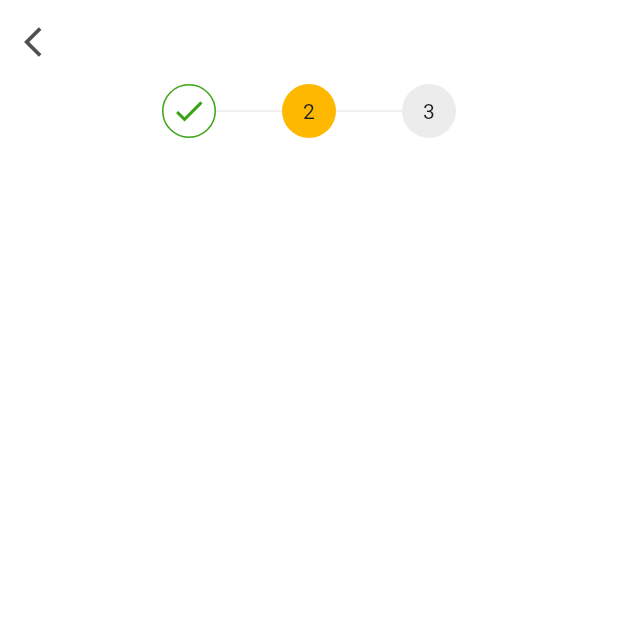
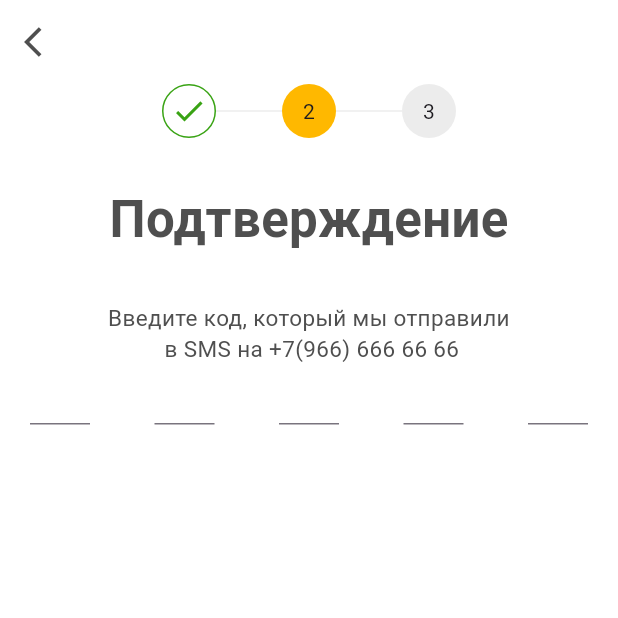
Before and after one commit to theivmatic/auth_test, a Flutter app: the screen it shows after launch, on a phone screen of 412 x 824 dp, the top half of it. Run offline on Flutter 3.47's test engine with Material 3 defaults, Android fonts, the phone set to English and light mode, and no system bars; our stand-ins replace firebase_core; accounts and stored records are empty.

Commit message:
added row of cell widgets to confirmation screen

```diff
--- a/lib/src/feature/auth/screens/confirmation_screen.dart
+++ b/lib/src/feature/auth/screens/confirmation_screen.dart
@@ -1,6 +1,8 @@
+import 'package:auth_test/src/feature/auth/widgets/confirmation_cell.dart';
 import 'package:auth_test/src/feature/auth/widgets/numbers_row.dart';
 import 'package:auth_test/theme.dart';
 import 'package:flutter/material.dart';
+import 'package:flutter/services.dart';
 
 class ConfirmationScreen extends StatelessWidget {
   const ConfirmationScreen({super.key});
@@ -36,6 +38,29 @@ class ConfirmationScreen extends StatelessWidget {
                 ),
                 secondCircleColor: AppColors.orange,
               ),
+              const SizedBox(height: 30),
+              const Text(
+                'Подтверждение',
+                style: TextStyles.headline,
+              ),
+              const SizedBox(height: 30),
+              const Text(
+                'Введите код, который мы отправили\n в SMS на +7(966) 666 66 66',
+                style: TextStyles.subHeadline,
+                textAlign: TextAlign.center,
+              ),
+              const Form(
+                child: Row(
+                  mainAxisAlignment: MainAxisAlignment.spaceBetween,
+                  children: [
+                    ConfirmationCellWidget(),
+                    ConfirmationCellWidget(),
+                    ConfirmationCellWidget(),
+                    ConfirmationCellWidget(),
+                    ConfirmationCellWidget(),
+                  ],
+                ),
+              ),
             ],
           ),
         ),
--- /dev/null
+++ b/lib/src/feature/auth/widgets/confirmation_cell.dart
@@ -0,0 +1,31 @@
+import 'package:auth_test/theme.dart';
+import 'package:flutter/material.dart';
+import 'package:flutter/services.dart';
+
+class ConfirmationCellWidget extends StatelessWidget {
+  const ConfirmationCellWidget({
+    super.key,
+  });
+
+  @override
+  Widget build(BuildContext context) {
+    return SizedBox(
+      height: 40,
+      width: 40,
+      child: TextFormField(
+        onChanged: (value) {
+          if (value.length == 1) {
+            FocusScope.of(context).nextFocus();
+          }
+        },
+        style: TextStyles.inputDigits,
+        keyboardType: TextInputType.number,
+        textAlign: TextAlign.center,
+        inputFormatters: [
+          LengthLimitingTextInputFormatter(1),
+          FilteringTextInputFormatter.digitsOnly,
+        ],
+      ),
+    );
+  }
+}
--- a/lib/theme.dart
+++ b/lib/theme.dart
@@ -36,5 +36,9 @@ abstract class TextStyles {
     fontWeight: FontWeight.w400,
     color: AppColors.darkGrey,
   );
-
+  static const inputDigits = TextStyle(
+    fontSize: 28,
+    fontWeight: FontWeight.w400,
+    color: AppColors.darkGrey,
+  );
 }
```
